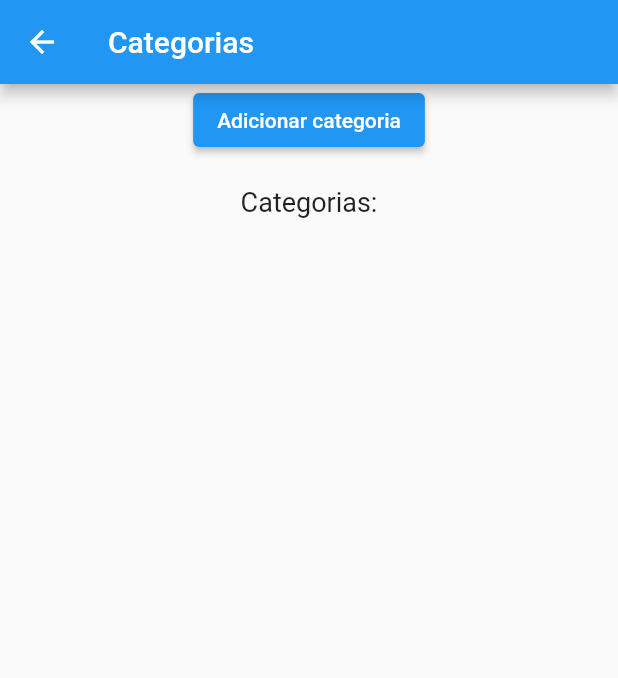
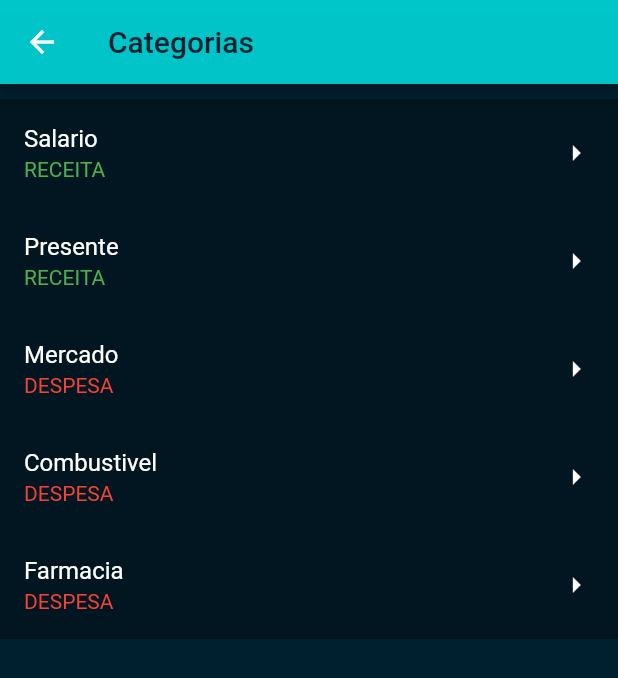
Before and after one commit to YohanToledo/coinomy-app-flutter, a Flutter app: the CategoriaPage screen opened directly, on a phone screen of 412 x 824 dp. Shown: the top 678 px of the screen. Run offline on Flutter 3.47's test engine with Material 2 defaults, Android fonts, the light colour scheme and no system bars; our stand-ins replace dio, sqflite; missing offline and left inert: dart:html; accounts and stored records are empty.

Commit message:
fix: change colors on category screen

```diff
--- a/lib/categoriapage.dart
+++ b/lib/categoriapage.dart
@@ -1,3 +1,6 @@
+// ignore_for_file: prefer_const_constructors
+
+import 'package:coinomy/global-constants.dart';
 import 'package:flutter/material.dart';
 
 import 'database/databasemanager.dart';
@@ -16,36 +19,84 @@ class _CategoriaPageState extends State<CategoriaPage> {
   @override
   Widget build(BuildContext context) {
     return Scaffold(
+      backgroundColor: DARK_COLOR,
       appBar: AppBar(
-        title: Text('Categorias'),
+        backgroundColor: LIGHT_COLOR,
+        title: Text('Categorias', style: TextStyle(color: DARK_COLOR)),
       ),
       body: Center(
         child: Column(
           mainAxisAlignment: MainAxisAlignment.center,
           children: [
-            ElevatedButton(
-              onPressed: () {
-                _adicionarCategoria();
-              },
-              child: Text('Adicionar categoria'),
-            ),
-            SizedBox(height: 20),
-            Text(
-              'Categorias:',
-              style: TextStyle(fontSize: 18),
-            ),
             SizedBox(height: 10),
             Expanded(
-              child: ListView.builder(
-                itemCount: categorias.length,
-                itemBuilder: (context, index) {
-                  return ListTile(
-                    title: Text(categorias[index].nome),
-                    subtitle: Text(categorias[index].tipo),
-                  );
-                },
+                child: ListView(children: const [
+              ListTile(
+                iconColor: Colors.white,
+                trailing: Icon(Icons.arrow_right_sharp),
+                tileColor: NAV_BAR_COLOR,
+                textColor: Colors.white,
+                title: Text("Salario"),
+                subtitle: Text(
+                  "RECEITA",
+                  style: TextStyle(color: Colors.green),
+                ),
               ),
-            ),
+              ListTile(
+                iconColor: Colors.white,
+                trailing: Icon(Icons.arrow_right_sharp),
+                tileColor: NAV_BAR_COLOR,
+                textColor: Colors.white,
+                title: Text("Presente"),
+                subtitle: Text(
+                  "RECEITA",
+                  style: TextStyle(color: Colors.green),
+                ),
+              ),
+              ListTile(
+                iconColor: Colors.white,
+                trailing: Icon(Icons.arrow_right_sharp),
+                tileColor: NAV_BAR_COLOR,
+                textColor: Colors.white,
+                title: Text("Mercado"),
+                subtitle: Text(
+                  "DESPESA",
+                  style: TextStyle(color: Colors.red),
+                ),
+              ),
+              ListTile(
+                iconColor: Colors.white,
+                trailing: Icon(Icons.arrow_right_sharp),
+                tileColor: NAV_BAR_COLOR,
+                textColor: Colors.white,
+                title: Text("Combustivel"),
+                subtitle: Text(
+                  "DESPESA",
+                  style: TextStyle(color: Colors.red),
+                ),
+              ),
+              ListTile(
+                iconColor: Colors.white,
+                trailing: Icon(Icons.arrow_right_sharp),
+                tileColor: NAV_BAR_COLOR,
+                textColor: Colors.white,
+                title: Text("Farmacia"),
+                subtitle: Text(
+                  "DESPESA",
+                  style: TextStyle(color: Colors.red),
+                ),
+              ),
+            ])
+                // child: ListView.builder(
+                //   itemCount: categorias.length,
+                //   itemBuilder: (context, index) {
+                //     return ListTile(
+                //       title: Text(categorias[index].nome),
+                //       subtitle: Text(categorias[index].tipo),
+                //     );
+                //   },
+                // ),
+                ),
           ],
         ),
       ),
```
Also changed, not shown: lib/preferencias/categoria.dart (+67 -24 lines).
